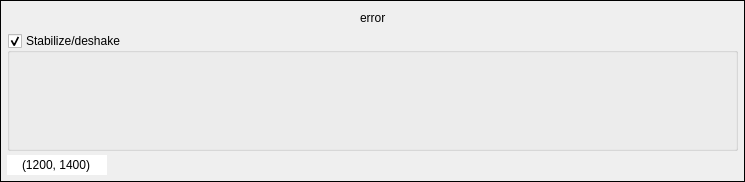
Old version of the form tools/views/ui/ui_widget_stabilize.ui in the repository JepEtau/mco.
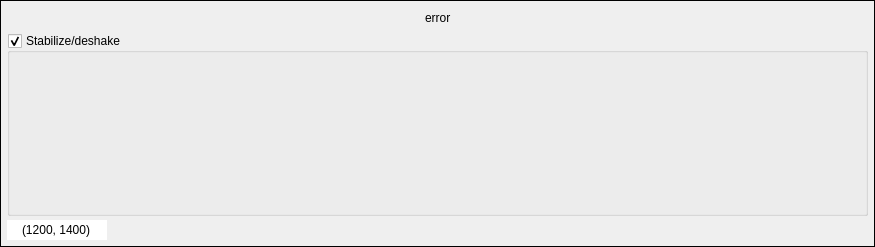
New version of the form. Icons and pictures are not drawn. Custom widgets are drawn as their Qt base class.

The edit to the form file:
```diff
--- a/tools/views/ui/ui_widget_stabilize.ui
+++ b/tools/views/ui/ui_widget_stabilize.ui
@@ -6,8 +6,8 @@
    <rect>
     <x>0</x>
     <y>0</y>
-    <width>735</width>
-    <height>182</height>
+    <width>865</width>
+    <height>247</height>
    </rect>
   </property>
   <property name="sizePolicy">
@@ -35,7 +35,7 @@
    <item>
     <widget class="QFrame" name="frame">
      <property name="sizePolicy">
-      <sizepolicy hsizetype="Preferred" vsizetype="Preferred">
+      <sizepolicy hsizetype="MinimumExpanding" vsizetype="Preferred">
        <horstretch>0</horstretch>
        <verstretch>0</verstretch>
       </sizepolicy>
@@ -286,6 +286,12 @@
       </item>
       <item>
        <widget class="QGroupBox" name="groupBox_stabilize">
+        <property name="sizePolicy">
+         <sizepolicy hsizetype="MinimumExpanding" vsizetype="Preferred">
+          <horstretch>0</horstretch>
+          <verstretch>0</verstretch>
+         </sizepolicy>
+        </property>
         <property name="focusPolicy">
          <enum>Qt::NoFocus</enum>
         </property>
@@ -312,16 +318,16 @@
           <number>3</number>
          </property>
          <item>
-          <widget class="Widget_segments" name="widget_segments" native="true">
+          <widget class="Table_segments" name="table_segments" native="true">
            <property name="sizePolicy">
-            <sizepolicy hsizetype="Expanding" vsizetype="Preferred">
+            <sizepolicy hsizetype="MinimumExpanding" vsizetype="Preferred">
              <horstretch>0</horstretch>
              <verstretch>0</verstretch>
             </sizepolicy>
            </property>
            <property name="minimumSize">
             <size>
-             <width>670</width>
+             <width>800</width>
              <height>0</height>
             </size>
            </property>
@@ -452,9 +458,9 @@
  </widget>
  <customwidgets>
   <customwidget>
-   <class>Widget_segments</class>
+   <class>Table_segments</class>
    <extends>QWidget</extends>
-   <header location="global">views.widget_segments</header>
+   <header location="global">views.table_segments</header>
    <container>1</container>
   </customwidget>
  </customwidgets>
```
